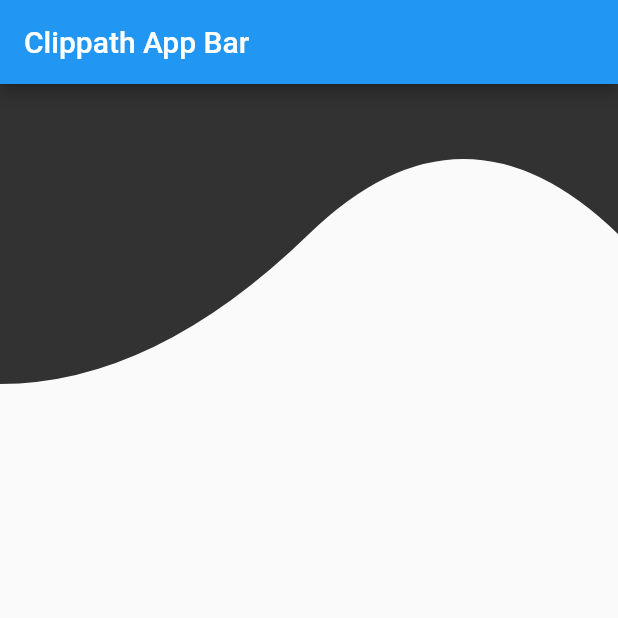
After one commit to ashafio/astronerds, a Flutter app: the screen it shows once a user with an empty profile is signed in, scrolled down 46 dp, after a tap on "Courses", on a phone screen of 412 x 824 dp, the top half of it. The commit adds this screen. Run offline on Flutter 3.47's test engine with Material 2 defaults, Android fonts, the phone set to English and light mode, and no system bars; our stand-ins replace cloud_firestore, firebase_auth, firebase_core, firebase_storage, fluttertoast, lottie and 2 more; missing offline and left inert: babylonjs_viewer; accounts and stored records are empty; project files that could hold a hidden picture were left out.

Commit message:
Clip Path Added + homepage redesign + Profile UI debug

```diff
--- a/lib/main.dart
+++ b/lib/main.dart
@@ -4,7 +4,7 @@ import 'package:firebase_auth/firebase_auth.dart';
 import 'package:flutter/cupertino.dart';
 import 'package:firebase_core/firebase_core.dart';
 import 'package:flutter/material.dart';
-
+import 'package:sizer/sizer.dart';
 
 Future<void> main() async {
   WidgetsFlutterBinding.ensureInitialized();
--- /dev/null
+++ b/lib/screens/clippath.dart
@@ -0,0 +1,80 @@
+import 'package:flutter/material.dart';
+
+//void main() => runApp(MyApp());
+
+class ClipAppScreen extends StatelessWidget {
+  @override
+  Widget build(BuildContext context) {
+    return MaterialApp(
+        title: 'Clippath App',
+        home: Scaffold(
+          appBar: AppBar(
+            title: const Text('Clippath App Bar'),
+          ),
+          body: Stack(
+            children: [
+              ClipPath(
+                clipper: WaveClipper(),
+                child: Container(
+                  padding: const EdgeInsets.only(bottom: 5),
+                  color: Colors.black.withOpacity(.8),
+                  height: 200,
+                  alignment: Alignment.center,
+
+
+                ),
+
+              ),
+              /*
+              ClipPath(
+                clipper: WaveClipper(waveDeep: 0, waveDeep2: 100 ),
+                child: Container(
+                  padding: const EdgeInsets.only(bottom: 50),
+                  color: Colors.black.withOpacity(.8),
+                  height: 180,
+                  alignment: Alignment.center,
+
+                ),
+              ),
+               */
+            ],
+          ),
+        ));
+  }
+}
+
+class WaveClipper extends CustomClipper<Path> {
+  final double waveDeep;
+  final double waveDeep2;
+
+
+  WaveClipper({this.waveDeep = 100,this.waveDeep2 = 0});
+  @override
+  Path getClip(Size size) {
+    final double sw = size.width;
+    final double sh = size.height;
+
+    final Offset controlPoint1 = Offset(sw * .25 , sh -waveDeep2*2);
+    final Offset destinationPoint1 = Offset(sw * .5  , sh - waveDeep- waveDeep2);
+
+    final Offset controlPoint2 = Offset(sw * .75 , sh  - waveDeep*2 );
+    final Offset destinationPoint2 = Offset(sw , sh - waveDeep);
+
+    final Path path = Path()
+      ..lineTo(0, size.height-waveDeep2)
+      ..quadraticBezierTo(controlPoint1.dx, controlPoint1.dy, destinationPoint1.dx, destinationPoint1.dy
+      )
+      ..quadraticBezierTo(controlPoint2.dx, controlPoint2.dy ,destinationPoint2.dx, destinationPoint2.dy
+      )
+      ..lineTo(size.width, 0)
+      ..lineTo(0, 0)
+      ..close();
+    return path;
+  }
+
+  @override
+  bool shouldReclip(CustomClipper<Path> oldClipper) {
+    return false; //if new instance have different instance than old instance
+    //then you must return true;
+  }
+}
--- a/lib/screens/home.dart
+++ b/lib/screens/home.dart
@@ -3,8 +3,10 @@ import 'package:astronerds/inside_screen/courses.dart';
 import 'package:astronerds/inside_screen/profile.dart';
 import 'package:astronerds/inside_screen/explore_ar.dart';
 import 'package:astronerds/inside_screen/photo_of_the_day.dart';
+import 'package:astronerds/screens/clippath.dart';
 import 'package:astronerds/screens/login.dart';
 import 'package:lottie/lottie.dart';
+import 'package:sizer/sizer.dart';
 import 'package:flutter/cupertino.dart';
 import 'package:flutter/material.dart';
 
@@ -23,6 +25,17 @@ class _homeScreenState extends State<homeScreen> {
     double h = MediaQuery.of(context).size.height;
 
     return Scaffold(
+      appBar: AppBar(
+        backgroundColor: Colors.black,
+        /*leading: GestureDetector(
+          onTap: (){
+            Navigator.pop(context);
+          },
+          child: Icon(Icons.arrow_back,color: Colors.white,),
+        ),*/
+        title: Center(child: Text("AstroNerds", style: TextStyle(color: Colors.white),)),
+        //centerTitle: true,
+      ),
       resizeToAvoidBottomInset: false,
       body: Container(
         //children: [
@@ -42,7 +55,7 @@ class _homeScreenState extends State<homeScreen> {
       ),
 */
           child: Padding(
-          padding: const EdgeInsets.all(30.0),
+          padding: const EdgeInsets.all(15.0),
       child: GridView(
         gridDelegate: SliverGridDelegateWithFixedCrossAxisCount(crossAxisCount: 2, mainAxisSpacing: 20, crossAxisSpacing: 20),
         children: [
@@ -55,10 +68,10 @@ class _homeScreenState extends State<homeScreen> {
                 children: [
                   //Icon(Icons.home,size: 50,color: Colors.white),
                   SizedBox(
-                    height: 120,
+                    height: h*0.1,
                     child: OverflowBox(
-                      minHeight: 170,
-                      maxHeight: 170,
+                      minHeight: h*0.33,
+                      maxHeight: h*0.33,
                       child: Lottie.asset('assets/post.json'),
                     ),
                   ),
@@ -78,10 +91,10 @@ class _homeScreenState extends State<homeScreen> {
                 children: [
                   //Icon(Icons.account_circle_rounded,size: 50,color: Colors.white),
                   SizedBox(
-                    height: 120,
+                    height: h*0.1,
                     child: OverflowBox(
-                      minHeight: 170,
-                      maxHeight: 170,
+                      minHeight: h*0.33,
+                      maxHeight: h*0.33,
                       child: Lottie.asset('assets/profile.json'),
                     ),
                   ),
@@ -89,7 +102,11 @@ class _homeScreenState extends State<homeScreen> {
                 ],),
             ),
             onTap: (){
-              Navigator.of(context).pushReplacement(MaterialPageRoute(builder: (context) => ProfileScreen()));
+              Navigator.push(
+                context,
+                MaterialPageRoute(builder: (context) => const ProfileScreen()),
+              );
+              //Navigator.of(context).pushReplacement(MaterialPageRoute(builder: (context) => ProfileScreen()));
             },
           ),
 
@@ -101,10 +118,10 @@ class _homeScreenState extends State<homeScreen> {
                 children: [
                   //Icon(Icons.,size: 50,color: Colors.white),
                   SizedBox(
-                    height: 130,
+                    height: h*0.1,
                     child: OverflowBox(
-                      minHeight: 170,
-                      maxHeight: 170,
+                      minHeight: h*0.33,
+                      maxHeight: h*0.33,
                       child: Lottie.asset('assets/telescope.json'),
                     ),
                   ),
@@ -129,10 +146,10 @@ class _homeScreenState extends State<homeScreen> {
                   //Icon(Icons.home,size: 50,color: Colors.white),
                   //Lottie.asset('assets/elearn.json'),
                   SizedBox(
-                    height: 120,
+                    height: h*0.12,
                     child: OverflowBox(
-                      minHeight: 170,
-                      maxHeight: 170,
+                      minHeight: h*0.33,
+                      maxHeight: h*0.33,
                       child: Lottie.asset('assets/elearn.json'),
                     ),
                   ),
@@ -140,8 +157,9 @@ class _homeScreenState extends State<homeScreen> {
                 ],),
             ),
             onTap: (){
-              //Navigator.push(context, MaterialPageRoute(builder: (context)=>LoginScreen()));
-              //Navigator.of(context).pushReplacement(MaterialPageRoute(builder: (context) => courseScreen()));
+              //Navigator.push(context, MaterialPageRoute(builder: (context)=>clippathScreen()));
+              Navigator.of(context).pushReplacement(MaterialPageRoute(builder: (context) => ClipAppScreen()));
+              //Navigator.of(context).pushReplacement(MaterialPageRoute(builder: context)) => ClipAppScreen();
             },
           ),
 
@@ -154,14 +172,15 @@ class _homeScreenState extends State<homeScreen> {
                   //Icon(Icons.home,size: 50,color: Colors.white),
                   //Lottie.asset('assets/elearn.json'),
                   SizedBox(
-                    height: 120,
+                    height: h*0.1,
                     child: OverflowBox(
-                      minHeight: 170,
-                      maxHeight: 170,
+                      minHeight: h*0.33,
+                      maxHeight: h*0.33,
                       child: Lottie.asset('assets/photojson.json'),
                     ),
                   ),
-                  Text("Photo of the day",style: TextStyle(color: Colors.black,fontSize: 20,),),
+
+                    Text("Photo of the day",style: TextStyle(color: Colors.black,fontSize: 20,),),
                 ],),
             ),
             onTap: (){
@@ -178,10 +197,10 @@ class _homeScreenState extends State<homeScreen> {
                   //Icon(Icons.home,size: 50,color: Colors.white),
                   //Lottie.asset('assets/elearn.json'),
                   SizedBox(
-                    height: 130,
+                    height: h*0.15,
                     child: OverflowBox(
-                      minHeight: 170,
-                      maxHeight: 170,
+                      minHeight: h*0.33,
+                      maxHeight: h*0.33,
                       child: Lottie.asset('assets/askqna.json'),
                     ),
                   ),
@@ -202,10 +221,10 @@ class _homeScreenState extends State<homeScreen> {
                   //Icon(Icons.home,size: 50,color: Colors.white),
                   //Lottie.asset('assets/elearn.json'),
                   SizedBox(
-                    height: 120,
+                    height: h*0.15,
                     child: OverflowBox(
-                      minHeight: 170,
-                      maxHeight: 170,
+                      minHeight: h*0.33,
+                      maxHeight: h*0.33,
                       child: Lottie.asset('assets/blogs.json'),
                     ),
                   ),
@@ -226,10 +245,10 @@ class _homeScreenState extends State<homeScreen> {
                   //Icon(Icons.home,size: 50,color: Colors.white),
                   //Lottie.asset('assets/elearn.json'),
                   SizedBox(
-                    height: 120,
+                    height: h*0.1,
                     child: OverflowBox(
-                      minHeight: 170,
-                      maxHeight: 170,
+                      minHeight: h*0.33,
+                      maxHeight: h*0.33,
                       child: Lottie.asset('assets/events.json'),
                     ),
                   ),
@@ -252,6 +271,8 @@ class _homeScreenState extends State<homeScreen> {
       );
   }
 }
+
+
 
 class MyClipper extends CustomClipper<Path> {
 @override
--- a/pubspec.yaml
+++ b/pubspec.yaml
@@ -47,6 +47,7 @@ dependencies:
   babylonjs_viewer: ^1.1.4
   intl: ^0.17.0
   rflutter_alert: ^2.0.4
+  sizer: ^2.0.15
 
 
 dev_dependencies:
```
Also changed, not shown: lib/inside_screen/profile.dart (+8 -1 lines), pubspec.lock.
